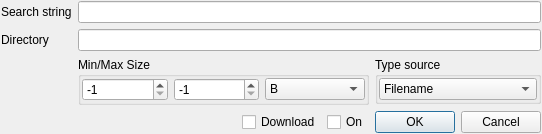
Before: the Qt Designer form eiskaltdcpp-qt/ui/UIADLSearchEditor.ui in eiskaltdcpp/eiskaltdcpp, drawn with Qt 5.
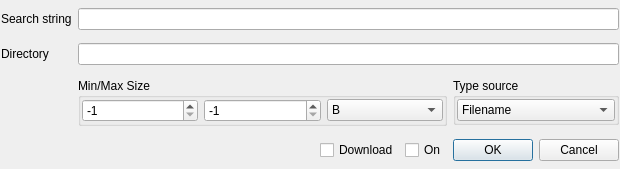
After: the same form once the commit is applied. Custom widgets are drawn as their Qt base class.

Patch:
```diff
--- a/eiskaltdcpp-qt/ui/UIADLSearchEditor.ui
+++ b/eiskaltdcpp-qt/ui/UIADLSearchEditor.ui
@@ -6,8 +6,8 @@
    <rect>
     <x>0</x>
     <y>0</y>
-    <width>542</width>
-    <height>130</height>
+    <width>620</width>
+    <height>169</height>
    </rect>
   </property>
   <property name="sizePolicy">
```
Left out of the diff: 46 changed lines with no effect on the pictures.
